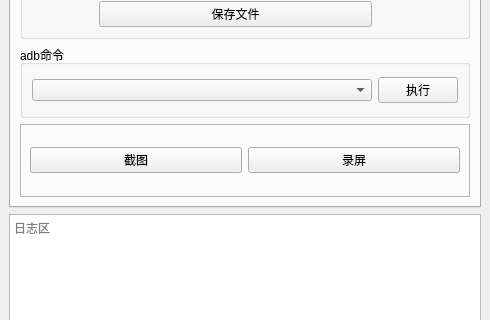
Old version of the form mainwindow.ui in the repository qianmang2/AndroidAssist; both pictures show x 0 to 490 and y 136 to 456 of the 490 by 572 pixel window.
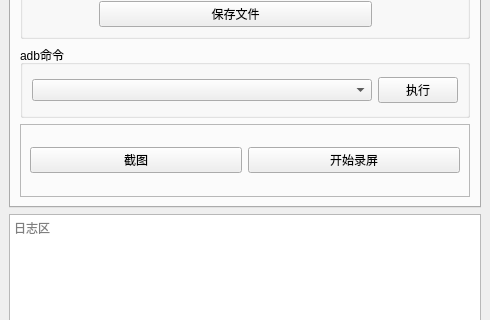
New version of the form.

Diff of the .ui file:
```diff
--- a/mainwindow.ui
+++ b/mainwindow.ui
@@ -132,7 +132,7 @@
            <item row="0" column="1">
             <widget class="QPushButton" name="pbScreenRecord">
              <property name="text">
-              <string>录屏</string>
+              <string>开始录屏</string>
              </property>
             </widget>
            </item>
```
Left out of the diff: 2 changed lines with no effect on the pictures.
